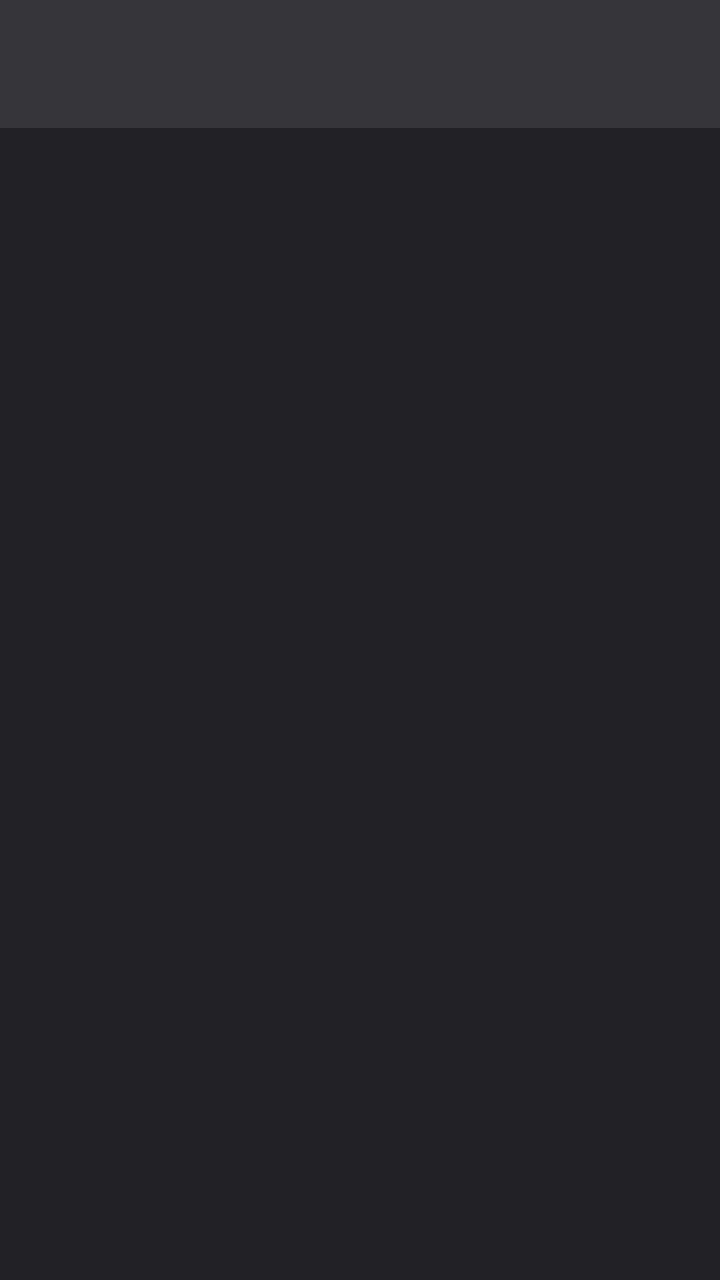
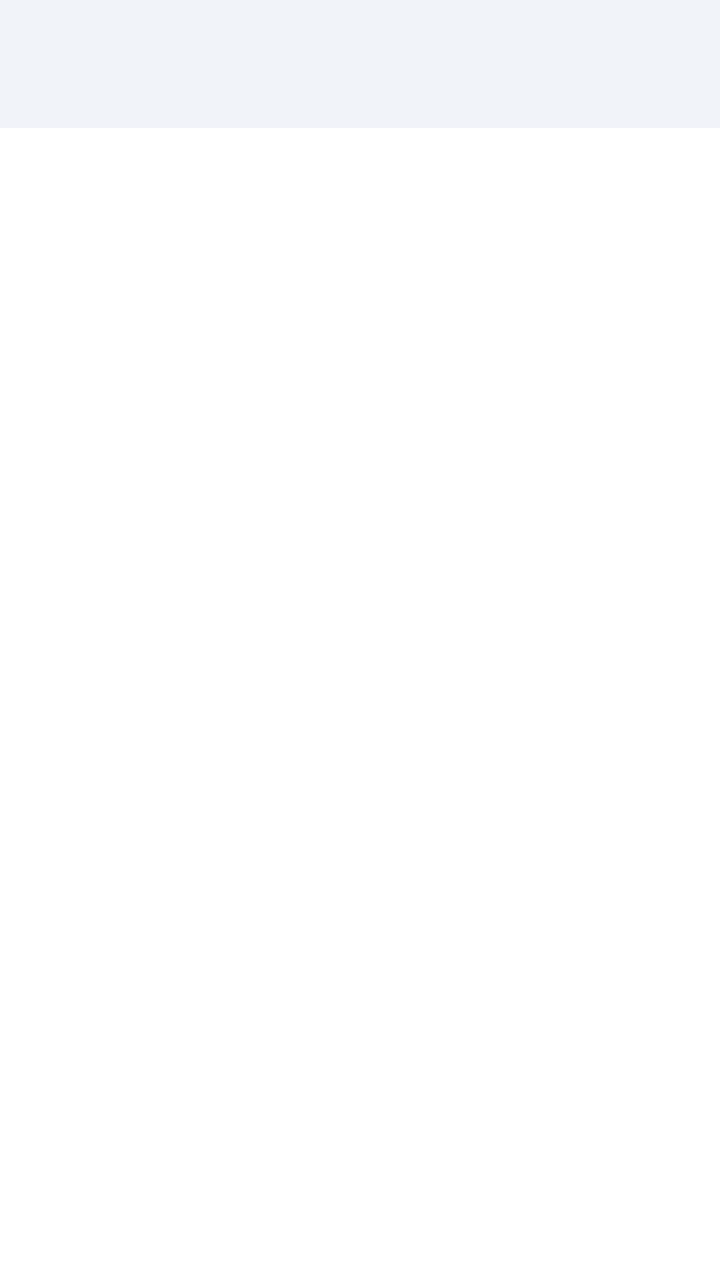

An Android layout rendered at two revisions. The XML below is the earlier revision; the diff shows what the commit changed to produce the second picture.
<!-- AndroidManifest.xml: application theme Theme.Brisa -->
<!-- res/layout/activity_settings.xml -->
<?xml version="1.0" encoding="utf-8"?>
<LinearLayout xmlns:android="http://schemas.android.com/apk/res/android"
    android:layout_width="match_parent"
    android:layout_height="match_parent"
    android:id="@+id/settingsRoot"
    android:background="@color/toolbar"
    android:orientation="vertical">

    <com.google.android.material.appbar.MaterialToolbar
        android:id="@+id/toolbar"
        android:layout_width="match_parent"
        android:layout_height="?attr/actionBarSize"
        android:background="@color/toolbar" />

    <FrameLayout
        android:id="@+id/container"
        android:background="@color/bg"
        android:layout_width="match_parent"
        android:layout_height="match_parent" />
</LinearLayout>
<!-- resources referenced by this layout -->
<resources>
  <color name="bg">#202124</color>
  <color name="toolbar">#35363A</color>
  <style name="Theme.Brisa" parent="Theme.Material3.Dark.NoActionBar">
          <item name="colorPrimary">@color/accent</item>
          <item name="colorOnPrimary">@color/on_accent</item>
          <item name="colorSurface">@color/bg</item>
          <item name="colorOnSurface">@color/on_bg</item>
          <item name="colorOnSurfaceVariant">@color/muted</item>
          <item name="android:colorBackground">@color/bg</item>
          <item name="android:windowBackground">@color/bg</item>
          <item name="android:statusBarColor">@color/toolbar</item>
          <item name="android:navigationBarColor">@color/toolbar</item>
          <item name="android:windowLightStatusBar">false</item>
          <item name="android:windowLightNavigationBar">false</item>
          <item name="bottomSheetDialogTheme">@style/BrisaSheetDialog</item>
      </style>
  <color name="accent">#8AB4F8</color>
  <color name="on_accent">#202124</color>
  <color name="on_bg">#E8EAED</color>
  <color name="muted">#9AA0A6</color>
  <style name="BrisaSheetDialog" parent="ThemeOverlay.Material3.BottomSheetDialog">
          <item name="bottomSheetStyle">@style/BrisaSheet</item>
          <item name="android:navigationBarColor">@color/popup</item>
      </style>
  <style name="BrisaSheet" parent="Widget.Material3.BottomSheet.Modal">
          <item name="backgroundTint">@color/popup</item>
      </style>
  <color name="popup">#2B2C2F</color>
</resources>

<!-- the commit's change to res/layout/activity_settings.xml (unified diff, before → after) -->
@@ -3,18 +3,18 @@
     android:layout_width="match_parent"
     android:layout_height="match_parent"
     android:id="@+id/settingsRoot"
-    android:background="@color/toolbar"
+    android:background="?attr/brisaToolbar"
     android:orientation="vertical">
 
     <com.google.android.material.appbar.MaterialToolbar
         android:id="@+id/toolbar"
         android:layout_width="match_parent"
         android:layout_height="?attr/actionBarSize"
-        android:background="@color/toolbar" />
+        android:background="?attr/brisaToolbar" />
 
     <FrameLayout
         android:id="@+id/container"
-        android:background="@color/bg"
+        android:background="?attr/brisaBg"
         android:layout_width="match_parent"
         android:layout_height="match_parent" />
 </LinearLayout>
<!-- resource entries referenced after the edit -->
@@ -1,32 +1,48 @@
 <!-- resources referenced by this layout -->
 <resources>
-  <color name="bg">#202124</color>
-  <color name="toolbar">#35363A</color>
-  <style name="Theme.Brisa" parent="Theme.Material3.Dark.NoActionBar">
-          <item name="colorPrimary">@color/accent</item>
-          <item name="colorOnPrimary">@color/on_accent</item>
+  <color name="bg">#FFFFFF</color>
+  <color name="toolbar">#F1F3F9</color>
+  <color name="field">#E2E7F1</color>
+  <style name="Theme.Brisa" parent="Theme.Material3.DayNight.NoActionBar">
+          <item name="brisaBg">@color/bg</item>
+          <item name="brisaToolbar">@color/toolbar</item>
+          <item name="brisaField">@color/field</item>
+          <item name="brisaPopup">@color/popup</item>
+          <item name="brisaDivider">@color/divider</item>
+          <item name="brisaOnBg">@color/on_bg</item>
+          <item name="brisaMuted">@color/muted</item>
+          <item name="brisaAccent">@color/accent_blue</item>
+          <item name="brisaOnAccent">@color/accent_on</item>
+          <item name="brisaWarning">@color/warning</item>
+          <item name="colorPrimary">@color/accent_blue</item>
+          <item name="colorOnPrimary">@color/accent_on</item>
           <item name="colorSurface">@color/bg</item>
           <item name="colorOnSurface">@color/on_bg</item>
           <item name="colorOnSurfaceVariant">@color/muted</item>
+          <item name="colorSurfaceContainer">@color/toolbar</item>
+          <item name="colorSurfaceContainerHigh">@color/popup</item>
+          <item name="colorSecondaryContainer">@color/field</item>
+          <item name="colorOnSecondaryContainer">@color/on_bg</item>
+          <item name="colorOutlineVariant">@color/divider</item>
           <item name="android:colorBackground">@color/bg</item>
           <item name="android:windowBackground">@color/bg</item>
-          <item name="android:statusBarColor">@color/toolbar</item>
-          <item name="android:navigationBarColor">@color/toolbar</item>
-          <item name="android:windowLightStatusBar">false</item>
-          <item name="android:windowLightNavigationBar">false</item>
+          <item name="android:statusBarColor">@android:color/transparent</item>
+          <item name="android:navigationBarColor">@android:color/transparent</item>
           <item name="bottomSheetDialogTheme">@style/BrisaSheetDialog</item>
       </style>
-  <color name="accent">#8AB4F8</color>
-  <color name="on_accent">#202124</color>
-  <color name="on_bg">#E8EAED</color>
-  <color name="muted">#9AA0A6</color>
+  <color name="on_bg">#1B1C1F</color>
+  <color name="muted">#5F6368</color>
+  <color name="accent_blue">#1A73E8</color>
+  <color name="accent_on">#FFFFFF</color>
+  <color name="warning">#B3261E</color>
   <style name="BrisaSheetDialog" parent="ThemeOverlay.Material3.BottomSheetDialog">
           <item name="bottomSheetStyle">@style/BrisaSheet</item>
-          <item name="android:navigationBarColor">@color/popup</item>
+          <item name="android:navigationBarColor">@android:color/transparent</item>
       </style>
   <style name="BrisaSheet" parent="Widget.Material3.BottomSheet.Modal">
-          <item name="backgroundTint">@color/popup</item>
+          <item name="backgroundTint">?attr/brisaPopup</item>
       </style>
-  <color name="popup">#2B2C2F</color>
+  <color name="popup">#FFFFFF</color>
+  <color name="divider">#DDE1E8</color>
 </resources>
 
